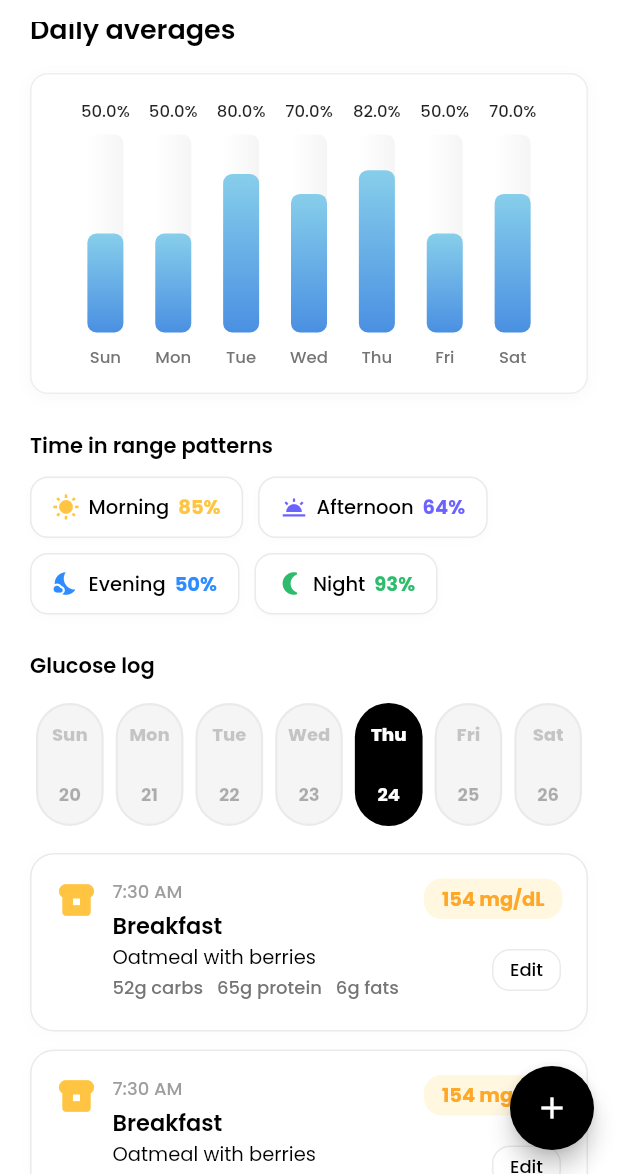
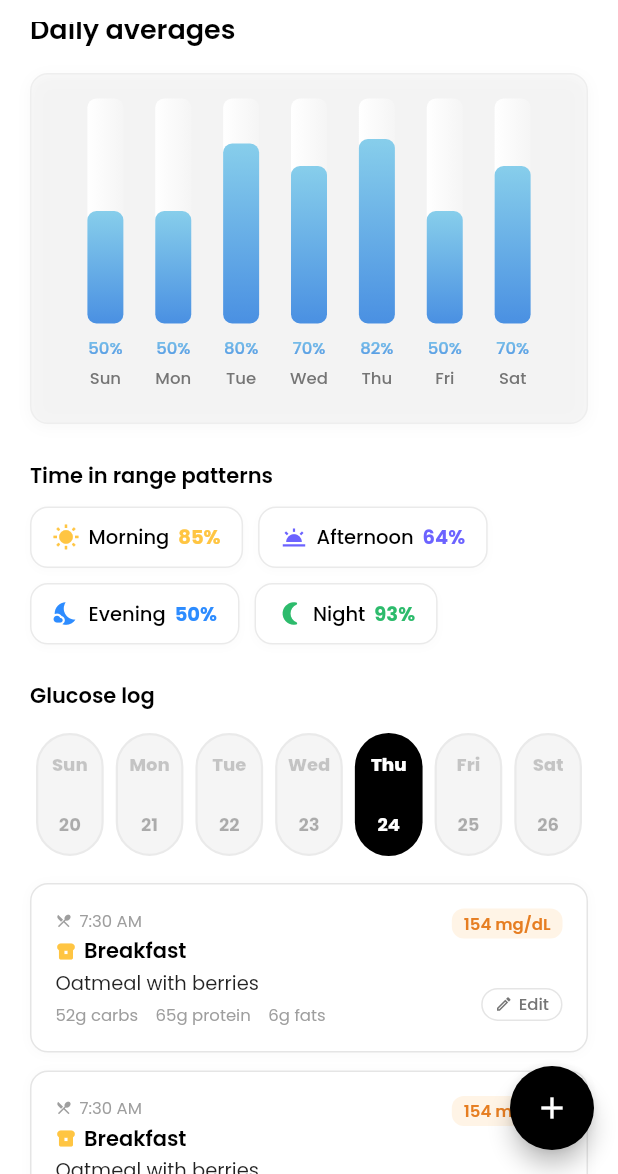
Before and after one commit to hamzaali265/ui_screens, a Flutter app: the screen it shows after launch, scrolled down 576 dp, on a phone screen of 412 x 824 dp, the part 62-1236 px from its top. Run offline on Flutter 3.47's test engine with Material 3 defaults, Android fonts, the phone set to English and light mode, and no system bars; drawn by our look-alikes of fl_chart, table_calendar; our stand-ins replace google_fonts.

Commit message:
refactor: enhance UI elements and improve layout for better readability

```diff
--- a/lib/widgets/daily_average_section.dart
+++ b/lib/widgets/daily_average_section.dart
@@ -35,7 +35,7 @@ class DailyAveragesSection extends StatelessWidget {
         Container(
           padding: const EdgeInsets.all(16),
           decoration: BoxDecoration(
-            color: Colors.white,
+            color: Colors.grey.withValues(alpha: 0.05),
             borderRadius: BorderRadius.circular(12),
             border: Border.all(color: Colors.grey[200]!),
             boxShadow: [
@@ -47,7 +47,7 @@ class DailyAveragesSection extends StatelessWidget {
             ],
           ),
           child: SizedBox(
-            height: 180,
+            height: 200, // Increased height to accommodate percentage labels
             child: BarChart(
               BarChartData(
                 alignment: BarChartAlignment.spaceEvenly,
@@ -60,33 +60,16 @@ class DailyAveragesSection extends StatelessWidget {
                   rightTitles: const AxisTitles(
                     sideTitles: SideTitles(showTitles: false),
                   ),
-                  topTitles: AxisTitles(
+                  topTitles: const AxisTitles(
                     sideTitles: SideTitles(
-                      showTitles: true,
-                      reservedSize: 24,
-                      getTitlesWidget: (value, meta) {
-                        if (value.toInt() >= 0 &&
-                            value.toInt() < barData.length) {
-                          return Padding(
-                            padding: const EdgeInsets.only(bottom: 8),
-                            child: Text(
-                              '${barData[value.toInt()]['value']}%',
-                              style: GoogleFonts.poppins(
-                                fontSize: 11,
-                                color: Colors.black87,
-                                fontWeight: FontWeight.w500,
-                              ),
-                            ),
-                          );
-                        }
-                        return const SizedBox.shrink();
-                      },
-                    ),
+                      showTitles: false,
+                    ), // Removed top titles
                   ),
                   bottomTitles: AxisTitles(
                     sideTitles: SideTitles(
                       showTitles: true,
-                      reservedSize: 24,
+                      reservedSize:
+                          50, // Increased reserved size for percentage + day labels
                       getTitlesWidget: (value, meta) {
                         const days = [
                           'Sun',
@@ -97,16 +80,39 @@ class DailyAveragesSection extends StatelessWidget {
                           'Fri',
                           'Sat',
                         ];
-                        if (value.toInt() >= 0 && value.toInt() < days.length) {
+                        if (value.toInt() >= 0 &&
+                            value.toInt() < days.length &&
+                            value.toInt() < barData.length) {
                           return Padding(
                             padding: const EdgeInsets.only(top: 8),
+                            child: Column(
+                              mainAxisSize: MainAxisSize.min,
+                              children: [
+                                ShaderMask(
+                                  shaderCallback: (bounds) => LinearGradient(
+                                    colors: [lightBlue, darkBlue],
+                                    begin: Alignment.topCenter,
+                                    end: Alignment.bottomCenter,
+                                  ).createShader(bounds),
                                   child: Text(
+                                    '${(barData[value.toInt()]['value'] as double).toInt()}%',
+                                    style: GoogleFonts.poppins(
+                                      fontSize: 11,
+                                      color: Colors.white,
+                                      fontWeight: FontWeight.w500,
+                                    ),
+                                  ),
+                                ),
+                                const SizedBox(height: 4),
+                                Text(
                                   days[value.toInt()],
                                   style: GoogleFonts.poppins(
                                     fontSize: 11,
                                     color: Colors.grey[600],
                                     fontWeight: FontWeight.w500,
                                   ),
+                                ),
+                              ],
                             ),
                           );
                         }
--- a/lib/widgets/log_entry.dart
+++ b/lib/widgets/log_entry.dart
@@ -11,101 +11,136 @@ class LogEntry extends StatelessWidget {
       padding: const EdgeInsets.all(16),
       decoration: BoxDecoration(
         color: Colors.white,
-        borderRadius: BorderRadius.circular(16),
-        border: Border.all(color: const Color(0xFFEAEAEA)),
+        borderRadius: BorderRadius.circular(12),
+        border: Border.all(color: const Color(0xFFE5E5E5)),
         boxShadow: [
           BoxShadow(
-            color: Colors.grey.withValues(alpha: 0.04),
-            blurRadius: 8,
-            offset: const Offset(0, 2),
+            color: Colors.grey.withValues(alpha: 0.06),
+            blurRadius: 6,
+            offset: const Offset(0, 1),
           ),
         ],
       ),
       child: Row(
         crossAxisAlignment: CrossAxisAlignment.start,
         children: [
-          Icon(
-            Icons.breakfast_dining,
-            color: const Color(0xFFFFC542),
-            size: 28,
-          ),
-          const SizedBox(width: 10),
+          // Content
           Expanded(
             child: Column(
               crossAxisAlignment: CrossAxisAlignment.start,
               children: [
+                Row(
+                  children: [
+                    Icon(
+                      Icons.restaurant_menu,
+                      size: 11,
+                      color: Colors.grey[500],
+                    ),
+                    const SizedBox(width: 5),
+                    Text(
+                      '7:30 AM',
+                      style: GoogleFonts.poppins(
+                        fontSize: 11,
+                        color: Colors.grey[500],
+                        fontWeight: FontWeight.w400,
+                      ),
+                    ),
+                  ],
+                ),
+                const SizedBox(height: 2),
+                Row(
+                  children: [
+                    // Icon
+                    // Container(
+                    //   width: 6,
+                    //   height: 6,
+                    //   margin: const EdgeInsets.only(top: 20),
+                    //   decoration: const BoxDecoration(
+                    //     color: Color(0xFFFFC542),
+                    //     shape: BoxShape.circle,
+                    //   ),
+                    // ),
+                    Icon(
+                      Icons.breakfast_dining,
+                      size: 14,
+                      color: const Color(0xFFFFC542),
+                    ),
+                    const SizedBox(width: 5),
+                    Text(
+                      'Breakfast',
+                      style: GoogleFonts.poppins(
+                        fontWeight: FontWeight.w600,
+                        fontSize: 14,
+                        color: Colors.black,
+                      ),
+                    ),
+                  ],
+                ),
+                const SizedBox(height: 1),
                 Text(
-                  '7:30 AM',
+                  'Oatmeal with berries',
                   style: GoogleFonts.poppins(
-                    fontSize: 12,
-                    color: Colors.grey[500],
-                    fontWeight: FontWeight.w500,
+                    fontSize: 13,
+                    color: Colors.black87,
+                    fontWeight: FontWeight.w400,
                   ),
                 ),
-                const SizedBox(height: 2),
+                const SizedBox(height: 4),
                 Text(
-                  'Breakfast',
+                  '52g carbs    65g protein    6g fats',
                   style: GoogleFonts.poppins(
-                    fontWeight: FontWeight.w600,
-                    fontSize: 15,
-                    color: Colors.black,
-                  ),
-                ),
-                Text(
-                  'Oatmeal with berries',
-                  style: GoogleFonts.poppins(fontSize: 13, color: Colors.black),
-                ),
-                const SizedBox(height: 2),
-                Text(
-                  '52g carbs   65g protein   6g fats',
-                  style: GoogleFonts.poppins(
-                    fontSize: 12,
-                    color: Colors.grey[600],
-                    fontWeight: FontWeight.w500,
+                    fontSize: 11,
+                    color: Colors.grey[500],
+                    fontWeight: FontWeight.w400,
                   ),
                 ),
               ],
             ),
           ),
+          // Right side
           Column(
             crossAxisAlignment: CrossAxisAlignment.end,
             children: [
               Container(
-                padding: const EdgeInsets.symmetric(
-                  horizontal: 12,
-                  vertical: 4,
-                ),
+                padding: const EdgeInsets.symmetric(horizontal: 8, vertical: 2),
                 decoration: BoxDecoration(
-                  color: const Color(0xFFFFF7E0),
-                  borderRadius: BorderRadius.circular(12),
+                  color: const Color(0xFFFFF4E6),
+                  borderRadius: BorderRadius.circular(8),
                 ),
                 child: Text(
                   '154 mg/dL',
                   style: GoogleFonts.poppins(
-                    fontWeight: FontWeight.bold,
-                    color: const Color(0xFFFFA726),
-                    fontSize: 13,
+                    fontWeight: FontWeight.w600,
+                    color: const Color(0xFFE67E22),
+                    fontSize: 11,
                   ),
                 ),
               ),
-              const SizedBox(height: 10),
-              OutlinedButton(
-                onPressed: () {},
-                style: OutlinedButton.styleFrom(
-                  minimumSize: const Size(40, 28),
-                  padding: const EdgeInsets.symmetric(horizontal: 12),
-                  side: const BorderSide(color: Color(0xFFEAEAEA)),
-                  shape: RoundedRectangleBorder(
-                    borderRadius: BorderRadius.circular(12),
-                  ),
+              SizedBox(height: MediaQuery.of(context).size.height * 0.04),
+              Container(
+                padding: const EdgeInsets.symmetric(horizontal: 8, vertical: 2),
+                decoration: BoxDecoration(
+                  border: Border.all(color: const Color(0xFFE5E5E5)),
+                  borderRadius: BorderRadius.circular(6100),
                 ),
-                child: Text(
-                  'Edit',
-                  style: GoogleFonts.poppins(
-                    fontSize: 12,
-                    color: Colors.black,
-                    fontWeight: FontWeight.w500,
-                  ),
+                child: Row(
+                  mainAxisSize: MainAxisSize.min,
+                  children: [
+                    Icon(
+                      Icons.edit_outlined,
+                      size: 12,
+                      color: Colors.grey[600],
+                    ),
+                    const SizedBox(width: 4),
+                    Text(
+                      'Edit',
+                      style: GoogleFonts.poppins(
+                        fontSize: 11,
+                        color: Colors.grey[600],
+                        fontWeight: FontWeight.w500,
+                      ),
+                    ),
+                  ],
                 ),
               ),
             ],
```
Lines whose indentation alone changed are shown as unchanged.
